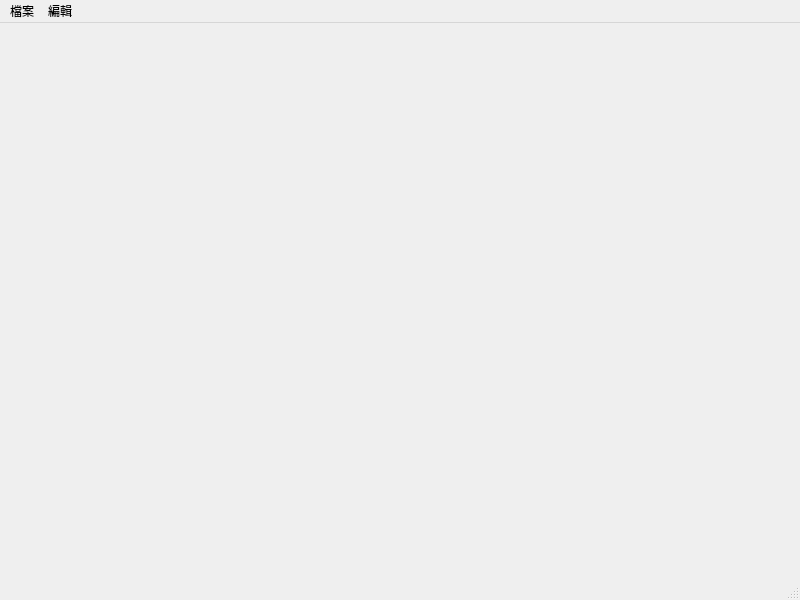
The window that mainwindow.ui (Sn4Rs/mainWindow_HW1216) describes before a commit, drawn with Qt 5.
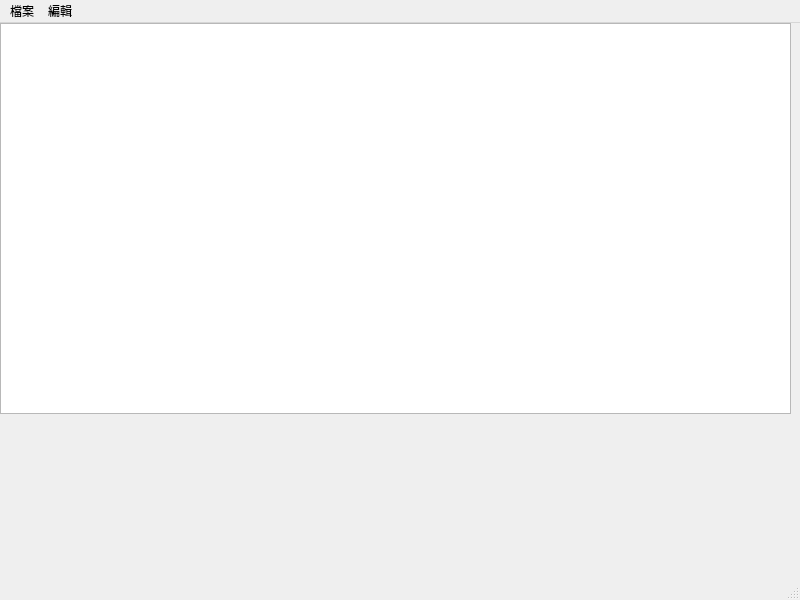
The same window after the commit. Icons and pictures are not drawn.

```diff
--- a/mainwindow.ui
+++ b/mainwindow.ui
@@ -13,7 +13,18 @@
   <property name="windowTitle">
    <string>MainWindow</string>
   </property>
-  <widget class="QWidget" name="centralwidget"/>
+  <widget class="QWidget" name="centralwidget">
+   <widget class="QTextEdit" name="textEdit">
+    <property name="geometry">
+     <rect>
+      <x>0</x>
+      <y>0</y>
+      <width>791</width>
+      <height>391</height>
+     </rect>
+    </property>
+   </widget>
+  </widget>
   <widget class="QMenuBar" name="menubar">
    <property name="geometry">
     <rect>
```
Left out of the diff: 32 changed lines with no effect on the pictures.
